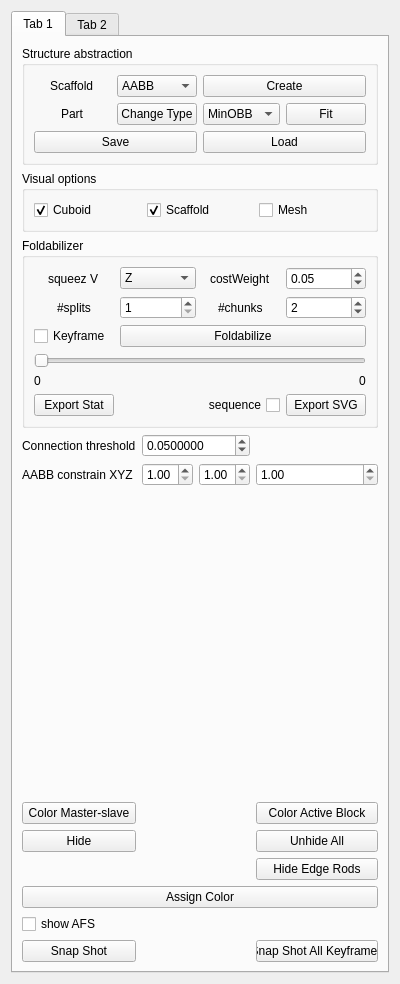
Qt form FoldPlugin/FdWidget.ui (letienhung/fold-hcc) before a commit.
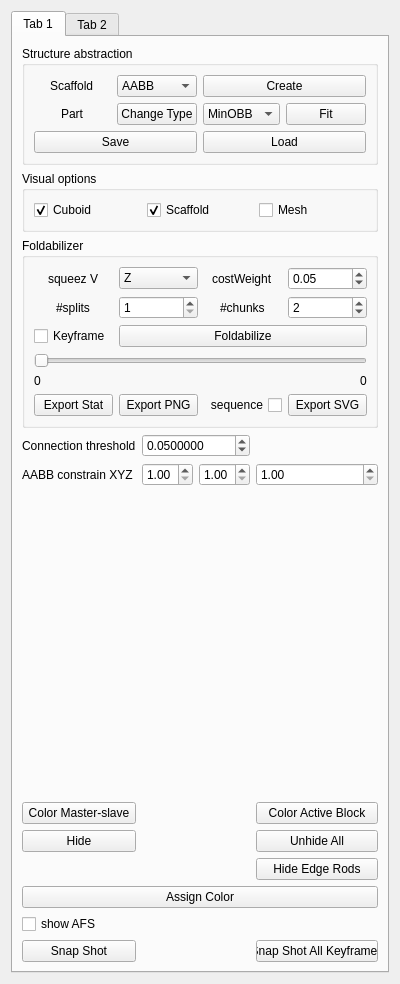
The same form after that commit.

The edit to the form file:
```diff
--- a/FoldPlugin/FdWidget.ui
+++ b/FoldPlugin/FdWidget.ui
@@ -196,6 +196,13 @@
             </property>
            </widget>
           </item>
+          <item row="7" column="1">
+           <widget class="QPushButton" name="exportPNG">
+            <property name="text">
+             <string>Export PNG</string>
+            </property>
+           </widget>
+          </item>
          </layout>
         </widget>
        </item>
```
